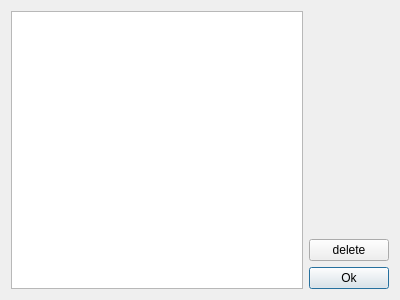
Qt form ktimetracker/historydialog.ui (chusopr/kdepim-ktimetracker-akonadi) before a commit.
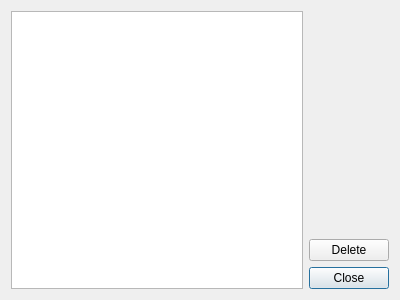
The same form after that commit.

Commit message: Bug 268370: Obey to HIG. Capitalize delete.

The edit to the form file:
```diff
--- a/ktimetracker/historydialog.ui
+++ b/ktimetracker/historydialog.ui
@@ -20,7 +20,7 @@
    <item row="1" column="1">
     <widget class="QPushButton" name="deletepushbutton">
      <property name="text">
-      <string>delete</string>
+      <string>Delete</string>
      </property>
      <property name="autoDefault">
       <bool>false</bool>
@@ -30,7 +30,7 @@
    <item row="2" column="1">
     <widget class="QPushButton" name="okpushbutton">
      <property name="text">
-      <string>Ok</string>
+      <string>Close</string>
      </property>
     </widget>
    </item>
```
